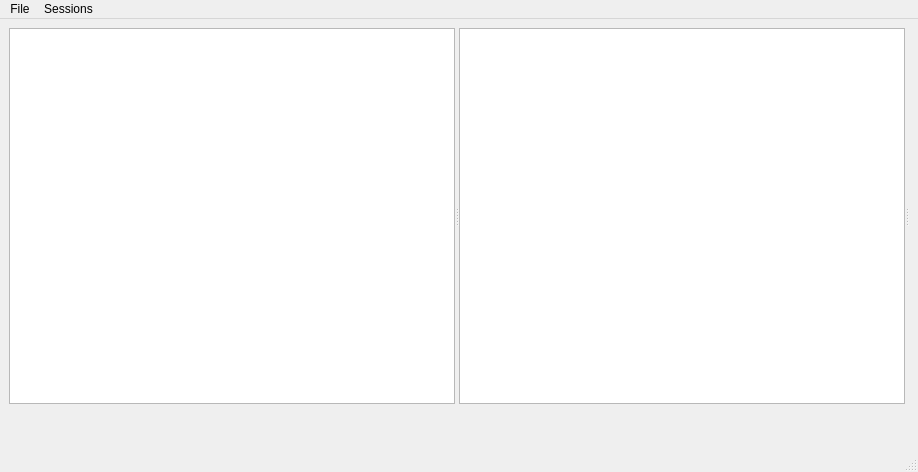
Above: mainwindowcodeeditor.ui from ToMaTiKkk/CodeEditor before the change. Below: the same form after it.
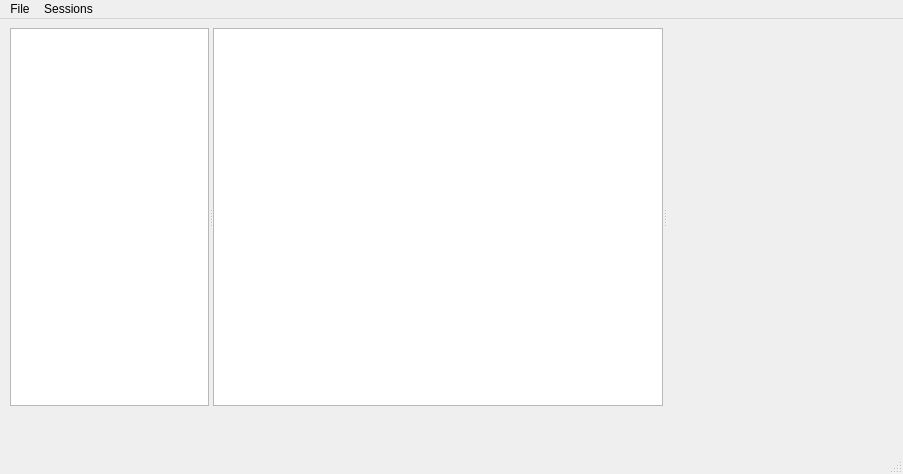
That is the form after the change. Icons and pictures are not drawn.

Commit message: interface is better and new razmetka of messages but not work

Diff of the .ui file:
```diff
--- a/mainwindowcodeeditor.ui
+++ b/mainwindowcodeeditor.ui
@@ -6,8 +6,8 @@
    <rect>
     <x>0</x>
     <y>0</y>
-    <width>918</width>
-    <height>472</height>
+    <width>903</width>
+    <height>474</height>
    </rect>
   </property>
   <property name="maximumSize">
@@ -29,17 +29,86 @@
    <layout class="QGridLayout" name="gridLayout">
     <item row="0" column="0">
      <widget class="QSplitter" name="splitter">
+      <property name="minimumSize">
+       <size>
+        <width>250</width>
+        <height>0</height>
+       </size>
+      </property>
+      <property name="sizeIncrement">
+       <size>
+        <width>0</width>
+        <height>0</height>
+       </size>
+      </property>
+      <property name="layoutDirection">
+       <enum>Qt::LayoutDirection::LeftToRight</enum>
+      </property>
+      <property name="lineWidth">
+       <number>0</number>
+      </property>
       <property name="orientation">
        <enum>Qt::Orientation::Horizontal</enum>
       </property>
-      <widget class="QWidget" name="horizontalLayoutWidget">
-       <layout class="QHBoxLayout" name="horizontalLayout">
+      <property name="opaqueResize">
+       <bool>true</bool>
+      </property>
+      <property name="childrenCollapsible">
+       <bool>false</bool>
+      </property>
+      <widget class="QWidget" name="horizontalWidget" native="true">
+       <property name="enabled">
+        <bool>true</bool>
+       </property>
+       <property name="sizePolicy">
+        <sizepolicy hsizetype="Ignored" vsizetype="Expanding">
+         <horstretch>150</horstretch>
+         <verstretch>255</verstretch>
+        </sizepolicy>
+       </property>
+       <property name="minimumSize">
+        <size>
+         <width>200</width>
+         <height>150</height>
+        </size>
+       </property>
+       <property name="maximumSize">
+        <size>
+         <width>200</width>
+         <height>16777215</height>
+        </size>
+       </property>
+       <property name="baseSize">
+        <size>
+         <width>0</width>
+         <height>0</height>
+        </size>
+       </property>
+       <property name="autoFillBackground">
+        <bool>false</bool>
+       </property>
+       <layout class="QHBoxLayout" name="horizontalLayout" stretch="0">
+        <property name="leftMargin">
+         <number>1</number>
+        </property>
         <item>
          <widget class="QTreeView" name="fileSystemTreeView">
+          <property name="sizePolicy">
+           <sizepolicy hsizetype="Fixed" vsizetype="Preferred">
+            <horstretch>0</horstretch>
+            <verstretch>0</verstretch>
+           </sizepolicy>
+          </property>
           <property name="minimumSize">
            <size>
-            <width>190</width>
-            <height>0</height>
+            <width>150</width>
+            <height>150</height>
+           </size>
+          </property>
+          <property name="maximumSize">
+           <size>
+            <width>800</width>
+            <height>16777215</height>
            </size>
           </property>
          </widget>
@@ -48,11 +117,17 @@
       </widget>
       <widget class="QPlainTextEdit" name="codeEditor">
        <property name="sizePolicy">
-        <sizepolicy hsizetype="Expanding" vsizetype="Expanding">
+        <sizepolicy hsizetype="Ignored" vsizetype="Expanding">
          <horstretch>0</horstretch>
          <verstretch>0</verstretch>
         </sizepolicy>
        </property>
+       <property name="minimumSize">
+        <size>
+         <width>450</width>
+         <height>0</height>
+        </size>
+       </property>
        <property name="focusPolicy">
         <enum>Qt::FocusPolicy::StrongFocus</enum>
        </property>
@@ -64,6 +139,30 @@
        </property>
       </widget>
       <widget class="QWidget" name="horizontalWidget_2" native="true">
+       <property name="sizePolicy">
+        <sizepolicy hsizetype="Preferred" vsizetype="Preferred">
+         <horstretch>0</horstretch>
+         <verstretch>0</verstretch>
+        </sizepolicy>
+       </property>
+       <property name="minimumSize">
+        <size>
+         <width>180</width>
+         <height>150</height>
+        </size>
+       </property>
+       <property name="maximumSize">
+        <size>
+         <width>500</width>
+         <height>16777215</height>
+        </size>
+       </property>
+       <property name="sizeIncrement">
+        <size>
+         <width>0</width>
+         <height>0</height>
+        </size>
+       </property>
        <layout class="QHBoxLayout" name="horizontalLayout_9"/>
       </widget>
      </widget>
@@ -103,7 +202,7 @@
     <rect>
      <x>0</x>
      <y>0</y>
-     <width>918</width>
+     <width>903</width>
      <height>23</height>
     </rect>
    </property>
```
Left out of the diff: 50 changed lines with no effect on the pictures. The commit also changes 4 other files.
